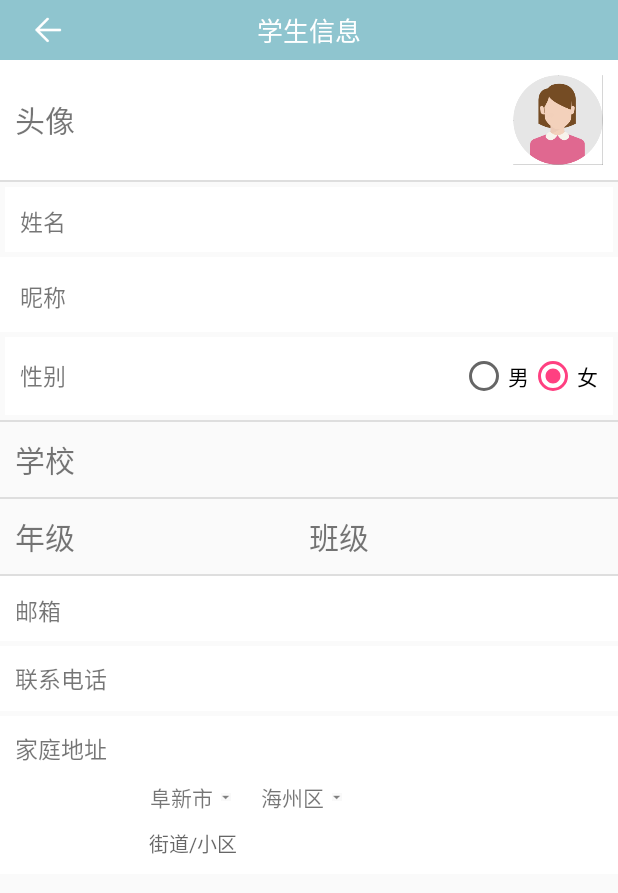
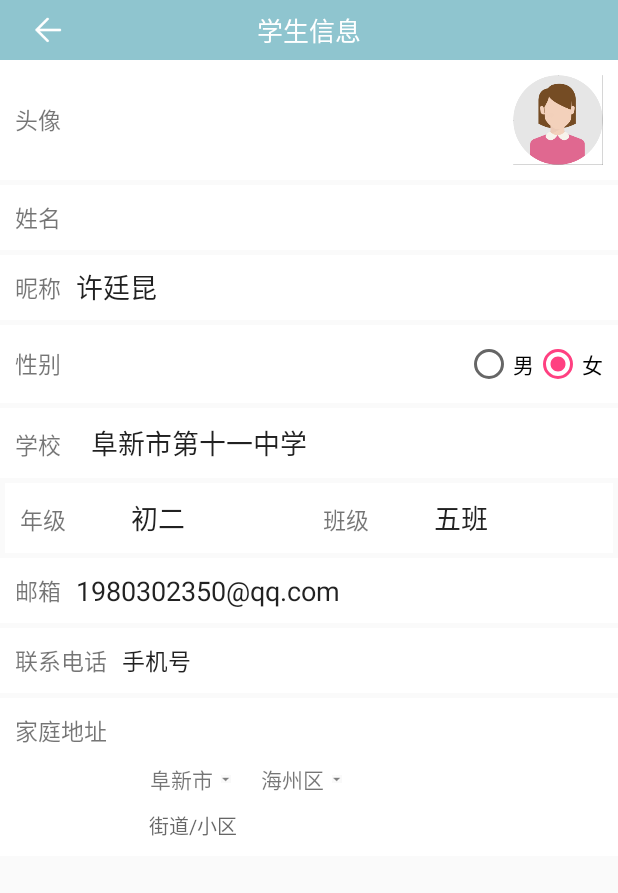
Before and after one commit to kangwenyun/XueShiShuo, an Android app: the InfoStudentActivity screen opened directly, with no data from a screen before it, on a phone screen of 412 x 824 dp. Shown: the top 893 px of the screen. Run offline under Robolectric (Android 15) with nearby library versions, the phone set to English and light mode, and no system bars; 1 statement that could not run was skipped.

```diff
--- a/app/src/main/java/com/se7entina/app/ui/activity/InfoStudentActivity.java
+++ b/app/src/main/java/com/se7entina/app/ui/activity/InfoStudentActivity.java
@@ -36,15 +36,22 @@ public class InfoStudentActivity extends Activity implements View.OnClickListene
         tvClick = (Button) findViewById(R.id.iv_click);
         tvClick.setText("保存");
         tvClick.setOnClickListener(this);
-        name = (EditText)findViewById(R.id.name);
+        name = (EditText)findViewById(R.id.teacher_name);
+        name.setText(R.string.name);
         nickname = (EditText)findViewById(R.id.nickname);
+        nickname.setText(R.string.teacher_name);
         sex_boy = (RadioButton)findViewById(R.id.sex_boy);
         sex_girl = (RadioButton)findViewById(R.id.sex_girl);
         school = (EditText)findViewById(R.id.school);
+        school.setText(R.string.school_name);
         grade = (EditText)findViewById(R.id.grade);
+        grade.setText("初二");
         class_ = (EditText)findViewById(R.id.class_);
+        class_.setText("五班");
         email_number = (EditText)findViewById(R.id.email_number);
+        email_number.setText(R.string.email_number);
         contact_phone_number = (EditText)findViewById(R.id.contact_phone_number);
+        contact_phone_number.setText(R.string.phone_number);
         city = (TextView)findViewById(R.id.city);
         city.setOnClickListener(this);
         county = (TextView)findViewById(R.id.county);
--- a/app/src/main/java/com/se7entina/app/ui/activity/RegisterActivity.java
+++ b/app/src/main/java/com/se7entina/app/ui/activity/RegisterActivity.java
@@ -7,6 +7,7 @@ import android.view.View;
 import android.widget.Button;
 import android.widget.EditText;
 import android.widget.ImageView;
+import android.widget.Toast;
 
 import com.se7entina.app.R;
 
@@ -30,7 +31,7 @@ public class RegisterActivity extends Activity implements View.OnClickListener {
         setContentView(R.layout.register);
         find_key_back = (ImageView)findViewById(R.id.register_back);
         find_key_back.setOnClickListener(this);
-        register_student = (Button)findViewById(R.id.register_teacher);
+        register_student = (Button)findViewById(R.id.register_student);
         register_student.setOnClickListener(this);
         register_teacher = (Button)findViewById(R.id.register_teacher);
         register_teacher.setOnClickListener(this);
@@ -59,7 +60,7 @@ public class RegisterActivity extends Activity implements View.OnClickListener {
                 intent = new Intent(this,InfoTeacherActivity.class);
                 break;
             case R.id.get_verification_code:
-
+                Toast.makeText(this,"获取验证码成功",Toast.LENGTH_SHORT).show();
                 break;
             case R.id.confirm_1:
                 intent = new Intent(this,CreateInfoActivity.class);
--- a/app/src/main/res/layout/head_portrait.xml
+++ b/app/src/main/res/layout/head_portrait.xml
@@ -15,7 +15,7 @@
             android:layout_alignBottom="@id/head_portrait"
             android:gravity="center"
             android:text="@string/head_portrait"
-            android:textSize="20sp"/>
+            android:textSize="15sp"/>
         <ImageView
             android:id="@+id/head_portrait"
             android:layout_width="60dp"
--- a/app/src/main/res/layout/info_same_1.xml
+++ b/app/src/main/res/layout/info_same_1.xml
@@ -6,7 +6,7 @@
     <LinearLayout
         android:layout_width="match_parent"
         android:layout_height="wrap_content"
-        android:layout_margin="3dp"
+        android:layout_marginTop="3dp"
         android:background="@color/white"
         android:orientation="horizontal">
         <TextView
@@ -18,30 +18,34 @@
         <EditText
             android:id="@+id/name"
             android:layout_width="match_parent"
-            android:layout_height="wrap_content"
+            android:layout_height="match_parent"
+            android:layout_gravity="center"
             android:background="@android:color/transparent"/>
     </LinearLayout>
     <LinearLayout
         android:layout_width="match_parent"
         android:layout_height="wrap_content"
+        android:layout_marginTop="3dp"
         android:background="@color/white"
         android:orientation="horizontal">
         <TextView
             android:layout_width="wrap_content"
             android:layout_height="wrap_content"
             android:text="@string/nickname"
-            android:layout_margin="13dp"
+            android:layout_margin="10dp"
             android:textSize="15sp"/>
         <EditText
             android:id="@+id/nickname"
             android:layout_width="match_parent"
             android:layout_height="wrap_content"
+            android:layout_gravity="center"
             android:background="@android:color/transparent"/>
     </LinearLayout>
     <LinearLayout
         android:layout_width="match_parent"
         android:layout_height="wrap_content"
-        android:layout_margin="3dp"
+        android:layout_marginTop="3dp"
+        android:layout_marginBottom="3dp"
         android:background="@color/white"
         android:orientation="horizontal">
         <TextView
--- a/app/src/main/res/layout/info_same_2.xml
+++ b/app/src/main/res/layout/info_same_2.xml
@@ -20,6 +20,7 @@
             android:id="@+id/email_number"
             android:layout_width="match_parent"
             android:layout_height="wrap_content"
+            android:layout_gravity="center"
             android:background="@android:color/transparent"/>
     </LinearLayout>
     <LinearLayout
@@ -37,7 +38,7 @@
             android:id="@+id/contact_phone_number"
             android:layout_width="match_parent"
             android:layout_height="match_parent"
-            android:layout_marginTop="10dp"
+            android:layout_gravity="center"
             android:background="@android:color/transparent"
             android:textSize="15sp"/>
     </LinearLayout>
--- a/app/src/main/res/layout/info_student.xml
+++ b/app/src/main/res/layout/info_student.xml
@@ -1,9 +1,13 @@
 <?xml version="1.0" encoding="utf-8"?>
-<LinearLayout xmlns:android="http://schemas.android.com/apk/res/android"
+<ScrollView xmlns:android="http://schemas.android.com/apk/res/android"
+    android:layout_width="match_parent"
+    android:layout_height="match_parent"
+    android:scrollbars="vertical">
+
+    <LinearLayout
         android:layout_width="match_parent"
         android:layout_height="match_parent"
         android:orientation="vertical">
-
         <include
             android:id="@+id/ly_head"
             layout="@layout/head"
@@ -12,70 +16,62 @@
             />
         <include
             layout="@layout/head_portrait"/>
-    <ImageView
-        android:layout_width="match_parent"
-        android:layout_height="1dp"
-        android:background="#DEDEDE"/>
         <include
             layout="@layout/info_same_1"/>
-    <ImageView
-        android:layout_width="match_parent"
-        android:layout_height="1dp"
-        android:background="#DEDEDE"/>
         <LinearLayout
             android:layout_width="match_parent"
             android:layout_height="wrap_content"
-        android:layout_margin="10dp"
+            android:background="@color/white"
             android:orientation="horizontal">
             <TextView
                 android:layout_width="wrap_content"
                 android:layout_height="wrap_content"
+                android:layout_margin="10dp"
                 android:text="@string/school"
-            android:textSize="20sp"/>
+                android:textSize="15sp"/>
             <EditText
                 android:id="@+id/school"
                 android:layout_width="match_parent"
                 android:layout_height="wrap_content"
+                android:layout_margin="10dp"
                 android:background="@android:color/transparent"/>
         </LinearLayout>
-    <ImageView
-        android:layout_width="match_parent"
-        android:layout_height="1dp"
-        android:background="#DEDEDE"/>
         <LinearLayout
             android:layout_width="match_parent"
             android:layout_height="wrap_content"
-        android:layout_margin="10dp"
+            android:background="@color/white"
+            android:layout_margin="3dp"
             android:orientation="horizontal">
             <TextView
                 android:layout_width="0dp"
                 android:layout_height="wrap_content"
                 android:layout_weight="1"
+                android:layout_margin="10dp"
                 android:text="@string/grade_"
-            android:textSize="20sp"/>
+                android:textSize="15sp"/>
             <EditText
                 android:id="@+id/grade"
                 android:layout_width="0dp"
                 android:layout_height="wrap_content"
-            android:layout_weight="1"
+                android:layout_weight="2"
+                android:layout_margin="10dp"
                 android:background="@android:color/transparent"/>
             <TextView
                 android:layout_width="0dp"
                 android:layout_height="wrap_content"
                 android:layout_weight="1"
+                android:layout_margin="10dp"
                 android:text="@string/class_"
-            android:textSize="20sp"/>
+                android:textSize="15sp"/>
             <EditText
                 android:id="@+id/class_"
                 android:layout_width="0dp"
                 android:layout_height="wrap_content"
-            android:layout_weight="1"
+                android:layout_weight="2"
+                android:layout_margin="10dp"
                 android:background="@android:color/transparent"/>
         </LinearLayout>
-    <ImageView
-        android:layout_width="match_parent"
-        android:layout_height="1dp"
-        android:background="#DEDEDE"/>
         <include
             layout="@layout/info_same_2"/>
     </LinearLayout>
+</ScrollView>
--- a/app/src/main/res/layout/open_appointment.xml
+++ b/app/src/main/res/layout/open_appointment.xml
@@ -22,8 +22,8 @@
         <ImageView
             android:id="@+id/open_appointment"
             android:layout_width="80dp"
-            android:layout_height="40dp"
+            android:layout_height="30dp"
             android:layout_alignParentRight="true"
-            android:src="@mipmap/close"/>
+            android:src="@mipmap/open"/>
     </RelativeLayout>
 </LinearLayout>
--- a/app/src/main/res/layout/school_info_teacher.xml
+++ b/app/src/main/res/layout/school_info_teacher.xml
@@ -19,6 +19,7 @@
             android:id="@+id/school_name_"
             android:layout_width="match_parent"
             android:layout_height="wrap_content"
+            android:layout_gravity="center"
             android:background="@android:color/transparent"/>
     </LinearLayout>
     <LinearLayout
@@ -36,6 +37,7 @@
             android:id="@+id/academy"
             android:layout_width="match_parent"
             android:layout_height="wrap_content"
+            android:layout_gravity="center"
             android:background="@android:color/transparent"/>
     </LinearLayout>
     <LinearLayout
@@ -54,6 +56,7 @@
             android:id="@+id/student_id"
             android:layout_width="match_parent"
             android:layout_height="wrap_content"
+            android:layout_gravity="center"
             android:background="@android:color/transparent"/>
     </LinearLayout>
 
--- a/app/src/main/res/layout/select_subject.xml
+++ b/app/src/main/res/layout/select_subject.xml
@@ -8,7 +8,6 @@
         android:layout_height="match_parent"
         android:text="@string/chinese"
         android:gravity="center"
-
         android:textSize="25sp"/>
     <ImageView
         android:layout_width="15dp"
--- a/app/src/main/res/layout/subject.xml
+++ b/app/src/main/res/layout/subject.xml
@@ -19,7 +19,7 @@
             android:layout_width="wrap_content"
             android:layout_height="wrap_content"
             android:layout_toRightOf="@id/chinese"
-            android:layout_marginLeft="100dp"
+            android:layout_marginLeft="70dp"
             android:text="@string/middle_school"/>
         <TextView
             android:id="@+id/class_hour_cost"
--- a/app/src/main/res/layout/subject_teacher.xml
+++ b/app/src/main/res/layout/subject_teacher.xml
@@ -4,10 +4,6 @@
     android:layout_height="wrap_content"
     android:orientation="horizontal">
 
-    <LinearLayout
-        android:layout_width="0dp"
-        android:layout_height="wrap_content"
-        android:layout_weight="1"/>
     <LinearLayout
         android:layout_width="0dp"
         android:layout_height="match_parent"
@@ -18,7 +14,7 @@
     <LinearLayout
         android:layout_width="0dp"
         android:layout_height="wrap_content"
-        android:layout_weight="1"/>
+        android:layout_weight="0.5"/>
     <LinearLayout
         android:layout_width="0dp"
         android:layout_height="wrap_content"
```
Also changed, not shown: app/src/main/java/com/se7entina/app/ui/activity/InfoTeacherActivity.java (+13 -1 lines), app/src/main/java/com/se7entina/app/ui/fragment/PersonalInfoFragment.java (+15 -15 lines), app/src/main/res/layout/info_teacher.xml (+9 -6 lines), app/src/main/res/layout/subject_teacher_right.xml (+8 -3 lines), app/src/main/res/layout/teache_time.xml (+15 -7 lines), app/src/main/res/layout/teacher_info.xml (+11 -6 lines). Lines whose indentation alone changed are shown as unchanged.
